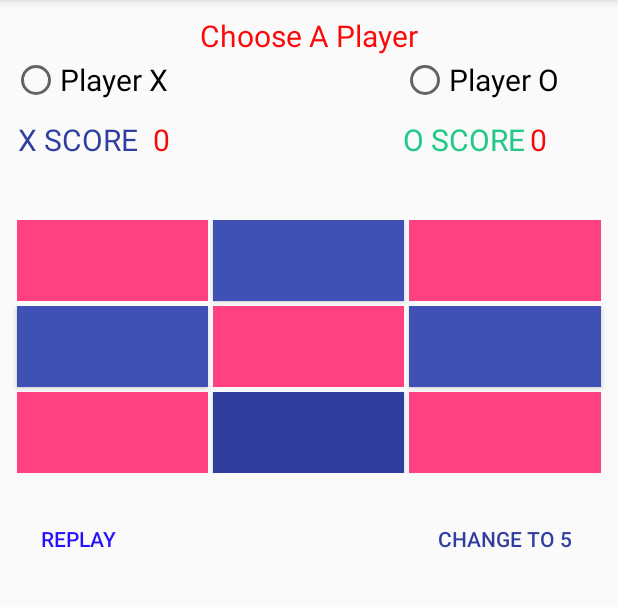
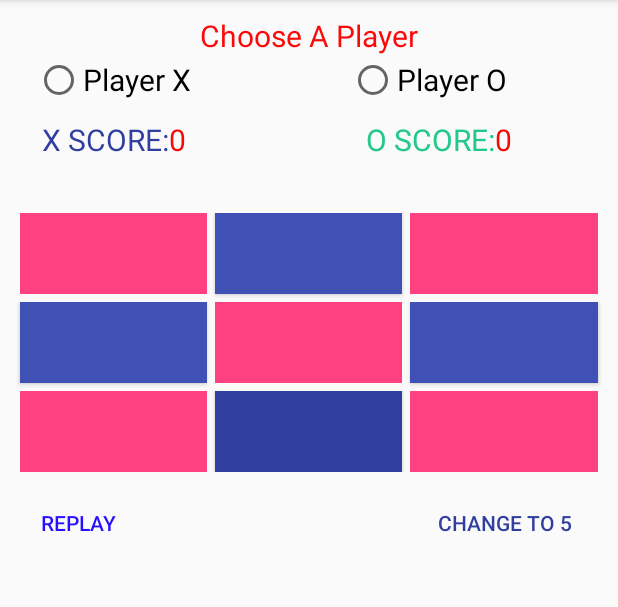
Before and after one commit to CodeLeeq/Take-A-Climb-Challenge-Tic-Tac-Toe, an Android app: the HumanPlayer screen opened directly, with no data from a screen before it, on a phone screen of 412 x 824 dp, the part 84-691 px from its top. Run offline under Robolectric (Android 15) with nearby library versions, the phone set to English and light mode, and no system bars.

Commit message:
ALC take a climb challenge

```diff
--- a/app/src/main/AndroidManifest.xml
+++ b/app/src/main/AndroidManifest.xml
@@ -19,8 +19,10 @@
         <activity android:name=".HumanPlayer" />
         <activity android:name=".ComputerGame" />
         <activity android:name=".selectGame" />
-        <activity android:name=".humanChangeToFive" />
-        <activity android:name=".compChangeToFive"></activity>
+        <activity android:name=".humanChangeToFive"
+                  android:noHistory="true"/>
+        <activity android:name=".compChangeToFive"
+                  android:noHistory="true"></activity>
     </application>
 
 </manifest>
--- a/app/src/main/res/layout/activity_human_player.xml
+++ b/app/src/main/res/layout/activity_human_player.xml
@@ -29,9 +29,11 @@
             android:layout_width="wrap_content"
             android:layout_height="wrap_content"
             android:layout_marginRight="5dp"
+            android:layout_marginLeft="15dp"
             android:textSize="20sp"
             android:text="@string/player_x"
-            android:layout_marginEnd="5dp" />
+            android:layout_marginEnd="5dp"
+            android:layout_marginStart="15dp" />
 
 
 
@@ -40,62 +42,55 @@
             android:layout_width="wrap_content"
             android:layout_height="wrap_content"
             android:textSize="20sp"
-            android:layout_marginLeft="150dp"
+            android:layout_marginLeft="10dp"
             android:text="@string/player_o"
-            android:layout_marginStart="150dp" />
+            android:layout_marginStart="100dp" />
 
     </RadioGroup>
 
 
-
     <LinearLayout
-        android:orientation="horizontal"
+        android:layout_width="wrap_content"
+        android:layout_height="wrap_content"
         android:layout_marginTop="10dp"
-        android:layout_width="match_parent"
-        android:layout_height="wrap_content">
+        android:orientation="horizontal">
 
 
         <TextView
             android:layout_width="wrap_content"
             android:layout_height="wrap_content"
-            android:layout_marginEnd="10dp"
-            android:layout_marginStart="4dp"
+            android:text="@string/x_score"
+            android:textAllCaps="true"
+            android:layout_marginLeft="20dp"
             android:textColor="@color/colorPrimaryDark"
-            android:textAllCaps="true"
             android:textSize="20sp"
-            android:text="@string/x_score"
-            android:layout_marginLeft="4dp"
-            android:layout_marginRight="10dp" />
+            android:layout_marginStart="20dp" />
+
         <TextView
             android:id="@+id/playerX_score"
             android:layout_width="wrap_content"
             android:layout_height="wrap_content"
-            android:layout_marginRight="130dp"
-            android:textSize="20sp"
+            android:text="@string/_0"
             android:textColor="#f50a0a"
-            android:text="@string/_0"
-            android:layout_marginEnd="130dp" />
+            android:textSize="20sp" />
+
         <TextView
             android:layout_width="wrap_content"
             android:layout_height="wrap_content"
+            android:text="@string/o_score"
             android:textAllCaps="true"
-            android:layout_marginLeft="25dp"
-            android:layout_marginRight="3dp"
             android:textColor="#22c989"
             android:textSize="20sp"
-            android:text="@string/o_score"
-            android:layout_marginStart="25dp"
-            android:layout_marginEnd="3dp" />
+            android:layout_marginLeft="120dp"
+            android:layout_marginStart="120dp" />
 
         <TextView
             android:id="@+id/playerO_score"
             android:layout_width="wrap_content"
             android:layout_height="wrap_content"
-            android:textSize="20sp"
+            android:text="@string/_0"
             android:textColor="#f50a0a"
-            android:text="@string/_0" />
-
-
+            android:textSize="20sp" />
 
 
     </LinearLayout>
@@ -105,14 +100,14 @@
         android:layout_width="match_parent"
         android:layout_height="wrap_content"
         android:layout_gravity="center"
-        android:layout_marginBottom="20dp"
+        android:layout_marginBottom="10dp"
         android:layout_marginTop="30dp"
         android:orientation="vertical">
 
         <LinearLayout
             android:layout_width="match_parent"
             android:layout_height="match_parent"
-            android:layout_marginTop="10dp"
+            android:layout_marginTop="5dp"
             android:weightSum="3">
 
             <Button
@@ -121,9 +116,9 @@
                 style="?android:attr/borderlessButtonStyle"
                 android:layout_width="wrap_content"
                 android:layout_height="match_parent"
-                android:layout_marginBottom="3dp"
-                android:layout_marginEnd="3dp"
-                android:layout_marginStart="3dp"
+                android:layout_marginBottom="5dp"
+                android:layout_marginEnd="5dp"
+                android:layout_marginStart="5dp"
                 android:layout_weight="1"
                 android:background="@color/colorAccent"
                 android:textSize="40sp"
@@ -133,10 +128,11 @@
                 android:id="@+id/button2"
                 android:layout_width="wrap_content"
                 android:layout_height="match_parent"
-                android:layout_marginBottom="3dp"
+                android:layout_marginBottom="5dp"
                 android:layout_weight="1"
                 android:background="@color/colorPrimary"
                 android:textSize="40sp"
+                android:textColor="#ffffff"
                 tools:ignore="ButtonStyle" />
 
             <Button
@@ -144,12 +140,13 @@
                 style="?android:attr/borderlessButtonStyle"
                 android:layout_width="wrap_content"
                 android:layout_height="match_parent"
-                android:layout_marginBottom="3dp"
-                android:layout_marginEnd="3dp"
-                android:layout_marginStart="3dp"
+                android:layout_marginBottom="5dp"
+                android:layout_marginEnd="5dp"
+                android:layout_marginStart="5dp"
                 android:layout_weight="1"
                 android:background="@color/colorAccent"
                 android:textSize="40sp"
+                android:textColor="#ffffff"
                 tools:ignore="ButtonStyle" />
 
 
@@ -164,12 +161,13 @@
                 android:id="@+id/button4"
                 android:layout_width="wrap_content"
                 android:layout_height="match_parent"
-                android:layout_marginBottom="3dp"
-                android:layout_marginEnd="3dp"
-                android:layout_marginStart="3dp"
+                android:layout_marginBottom="5dp"
+                android:layout_marginEnd="5dp"
+                android:layout_marginStart="5dp"
                 android:layout_weight="1"
                 android:background="@color/colorPrimary"
                 android:textSize="40sp"
+                android:textColor="#ffffff"
                 tools:ignore="ButtonStyle" />
 
             <Button
@@ -177,22 +175,24 @@
                 style="?android:attr/borderlessButtonStyle"
                 android:layout_width="wrap_content"
                 android:layout_height="match_parent"
-                android:layout_marginBottom="3dp"
+                android:layout_marginBottom="5dp"
                 android:layout_weight="1"
                 android:background="@color/colorAccent"
                 android:textSize="40sp"
+                android:textColor="#ffffff"
                 tools:ignore="ButtonStyle" />
 
             <Button
                 android:id="@+id/button6"
                 android:layout_width="wrap_content"
                 android:layout_height="match_parent"
-                android:layout_marginBottom="3dp"
-                android:layout_marginEnd="3dp"
-                android:layout_marginStart="3dp"
+                android:layout_marginBottom="5dp"
+                android:layout_marginEnd="5dp"
+                android:layout_marginStart="5dp"
                 android:layout_weight="1"
                 android:background="@color/colorPrimary"
                 android:textSize="40sp"
+                android:textColor="#ffffff"
                 tools:ignore="ButtonStyle" />
 
 
@@ -209,11 +209,12 @@
                 style="?android:attr/borderlessButtonStyle"
                 android:layout_width="wrap_content"
                 android:layout_height="match_parent"
-                android:layout_marginEnd="3dp"
-                android:layout_marginStart="3dp"
+                android:layout_marginEnd="5dp"
+                android:layout_marginStart="5dp"
                 android:layout_weight="1"
                 android:background="@color/colorAccent"
                 android:textSize="40sp"
+                android:textColor="#ffffff"
                 tools:ignore="ButtonStyle" />
 
             <Button
@@ -222,7 +223,7 @@
                 android:layout_height="match_parent"
                 android:layout_weight="1"
                 android:background="@color/colorPrimaryDark"
-
+                android:textColor="#ffffff"
                 android:textSize="40sp"
                 tools:ignore="ButtonStyle" />
 
@@ -231,11 +232,12 @@
                 style="?android:attr/borderlessButtonStyle"
                 android:layout_width="wrap_content"
                 android:layout_height="match_parent"
-                android:layout_marginEnd="3dp"
-                android:layout_marginStart="3dp"
+                android:layout_marginEnd="5dp"
+                android:layout_marginStart="5dp"
                 android:layout_weight="1"
                 android:background="@color/colorAccent"
                 android:textSize="40sp"
+                android:textColor="#ffffff"
                 tools:ignore="ButtonStyle" />
 
 
--- a/app/src/main/res/values/strings.xml
+++ b/app/src/main/res/values/strings.xml
@@ -1,7 +1,7 @@
 <resources>
     <string name="app_name">TicTacToe</string>
-    <string name="x_score">X Score</string>
-    <string name="o_score">O Score</string>
+    <string name="x_score">X Score: </string>
+    <string name="o_score">O Score: </string>
     <string name="_0">0</string>
     <string name="_0Score">0</string>
     <string name="player_o">Player O</string>
--- a/build.gradle
+++ b/build.gradle
@@ -7,7 +7,7 @@ buildscript {
         jcenter()
     }
     dependencies {
-        classpath 'com.android.tools.build:gradle:3.1.0'
+        classpath 'com.android.tools.build:gradle:3.1.1'
 
 
         // NOTE: Do not place your application dependencies here; they belong
```
Also changed, not shown: app/src/main/res/layout/activity_comp_change_to_five.xml (+24 -0 lines), app/src/main/res/layout/activity_human_change_to_five.xml (+12 -21 lines), app/src/main/res/layout/activity_main.xml (+4 -7 lines), app/src/main/res/layout/activity_select_game.xml (+5 -3 lines), app/src/main/res/drawable/xogame.png (deleted).
